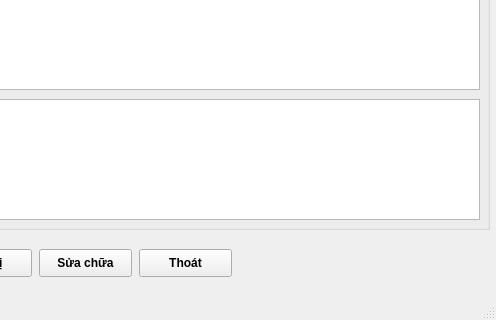
The window that GUI/GUIdisplay.ui (Vuchauduytung/LuanVan) describes before a commit, drawn with Qt 5; both pictures show x 491 to 987 and y 350 to 670 of the 987 by 670 pixel window.
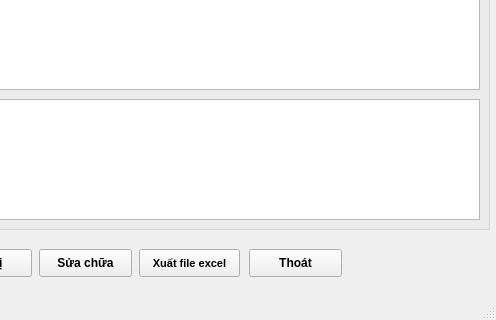
The same window after the commit.

Commit message: Update eport_excel

```diff
--- a/GUI/GUIdisplay.ui
+++ b/GUI/GUIdisplay.ui
@@ -750,7 +750,7 @@
    <widget class="QPushButton" name="BT_cancel">
     <property name="geometry">
      <rect>
-      <x>630</x>
+      <x>740</x>
       <y>580</y>
       <width>93</width>
       <height>28</height>
@@ -766,6 +766,26 @@
      <string>Thoát</string>
     </property>
    </widget>
+   <widget class="QPushButton" name="BT_eport_excel">
+    <property name="geometry">
+     <rect>
+      <x>630</x>
+      <y>580</y>
+      <width>101</width>
+      <height>28</height>
+     </rect>
+    </property>
+    <property name="font">
+     <font>
+      <pointsize>8</pointsize>
+      <weight>75</weight>
+      <bold>true</bold>
+     </font>
+    </property>
+    <property name="text">
+     <string>Xuất file excel</string>
+    </property>
+   </widget>
   </widget>
   <widget class="QMenuBar" name="menubar">
    <property name="geometry">
```
The commit also changes 3 other files.
